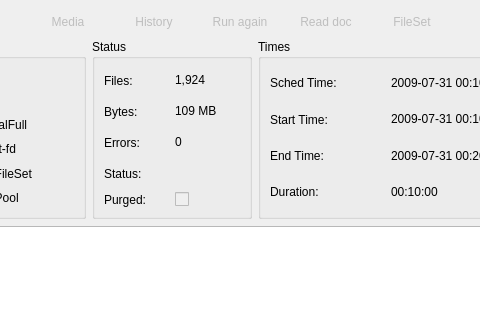
Qt form bacula/src/qt-console/job/job.ui (rkorzeniewski/bacula) before a commit; both pictures show x 155 to 635 and y 0 to 320 of the 1064 by 629 pixel window.
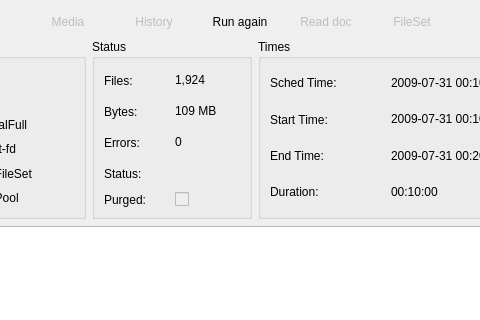
The same form after that commit. Icons and pictures are not drawn.

Commit message: bat: Add a re-run button on job info page, that allows to      run the selected job with the same properties (level, pool,      etc...)

Diff of the .ui file:
```diff
--- a/bacula/src/qt-console/job/job.ui
+++ b/bacula/src/qt-console/job/job.ui
@@ -87,9 +87,6 @@
        </item>
        <item>
         <widget class="QPushButton" name="pbRun" >
-         <property name="enabled" >
-          <bool>false</bool>
-         </property>
          <property name="sizePolicy" >
           <sizepolicy vsizetype="Fixed" hsizetype="Fixed" >
            <horstretch>0</horstretch>
```
The commit also changes 5 other files.
